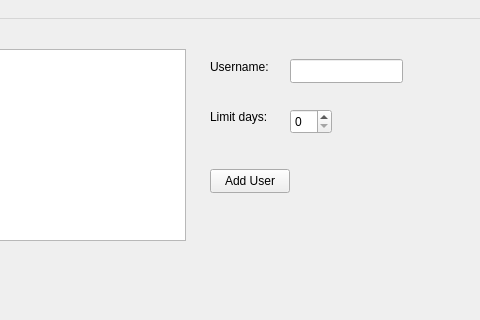
Above: WGT/mainwindow.ui from gexadax/WGTimeout before the change; both pictures show x 100 to 580 and y 0 to 320 of the 800 by 600 pixel window. Below: the same form after it.
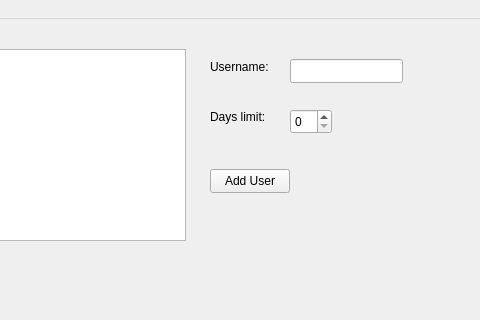
That is the form after the change.

Commit message: The day limit display function works

Patch:
```diff
--- a/WGT/mainwindow.ui
+++ b/WGT/mainwindow.ui
@@ -47,7 +47,7 @@
      </rect>
     </property>
     <property name="text">
-     <string>Limit days:</string>
+     <string>Days limit:</string>
     </property>
    </widget>
    <widget class="QLineEdit" name="lineEditAddUser">
```
The commit also changes 7 other files.
